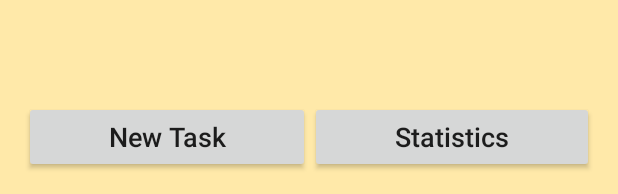
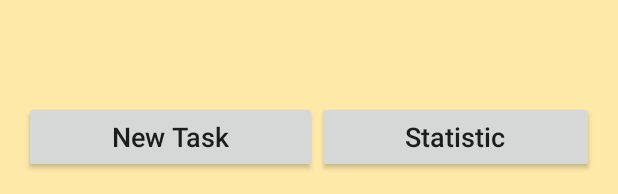
Before and after one commit to JuricaAleksandar/PNRS1, an Android app: the layout activity_main.xml on its own in the app's theme, with its tools: preview values and no code run, on a phone screen of 412 x 824 dp. Shown: the part 1039-1233 px from the top of the screen. Run offline under Robolectric (Android 15) with nearby library versions, the light colour scheme and no system bars.

Commit message:
STVARNO GOTOVO

```diff
--- a/projekat/app/src/main/res/values/strings.xml
+++ b/projekat/app/src/main/res/values/strings.xml
@@ -1,7 +1,7 @@
 <resources>
     <string name="app_name">Task Manager</string>
     <string name="buttonAddTaskText">New Task</string>
-    <string name="buttonStatisticsText">Statistics</string>
+    <string name="buttonStatisticsText">Statistic</string>
     <string name="editTaskNameText">Task name</string>
     <string name="editTaskDescText">Task description</string>
     <string name="textViewTimeText">Pick task time (click here)</string>
```
Also changed, not shown: projekat/app/src/main/java/ra47_2014/pnrs1/rtrk/taskmanager/AddActivity.java (+17 -1 lines).
